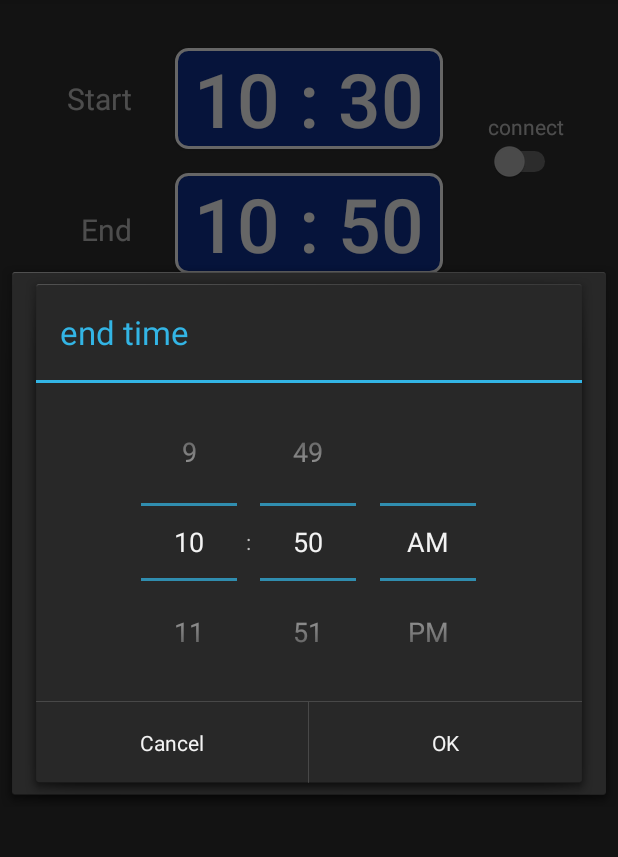
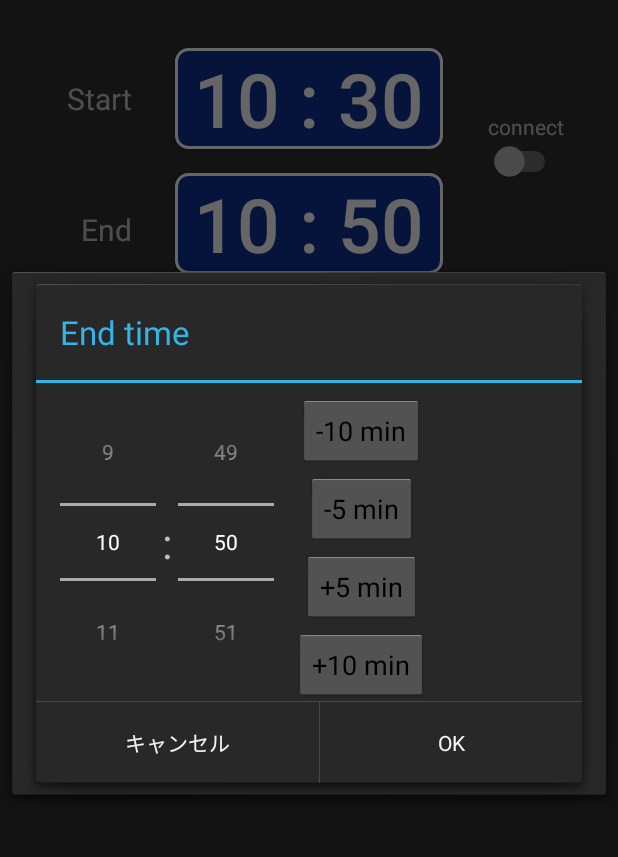
Before and after one commit to m-mememe/SleepyheadZ_Alarm, an Android app: the AlarmMenuActivity screen opened directly, with no data from a screen before it, after a tap on an icon or button, on a phone screen of 412 x 824 dp, the part 84-941 px from its top. Run offline under Robolectric (Android 15) with nearby library versions, the phone set to English and light mode, and no system bars; libraries missing offline, so code that uses them is left out: com.niked4.wings, io.realm, io.realm.kotlin; 1 statement that could not run was skipped; 1 other tap on this screen came first.

Commit message:
時間変更ダイアログをカスタマイズ 自作のMyTimePickerDialogFragmentを作成し、5,10分の増減をボタンで可能にした それと、HTTPリクエストに失敗した場合を例外処理して落ちないように変更

```diff
--- a/app/build.gradle
+++ b/app/build.gradle
@@ -32,6 +32,7 @@ dependencies {
     implementation 'androidx.core:core-ktx:1.0.2'
     implementation 'androidx.constraintlayout:constraintlayout:1.1.3'
     implementation 'io.realm:android-adapters:3.0.0'
+    implementation 'androidx.legacy:legacy-support-v4:1.0.0'
     testImplementation 'junit:junit:4.12'
     androidTestImplementation 'androidx.test:runner:1.1.1'
     androidTestImplementation 'androidx.test.espresso:espresso-core:3.1.1'
--- a/app/src/main/java/com/niked4/wings/android/sleepyheadzAlarm/AlarmMenuActivity.kt
+++ b/app/src/main/java/com/niked4/wings/android/sleepyheadzAlarm/AlarmMenuActivity.kt
@@ -18,7 +18,6 @@ import java.util.*
 class AlarmMenuActivity : AppCompatActivity() {
     private lateinit var realm: Realm
     private val maxAlarmTime = 180
-    private val MEDIA_SELECT = 100
     private val ma = MainActivity()
 
     //アラームのパラメータ
@@ -31,6 +30,9 @@ class AlarmMenuActivity : AppCompatActivity() {
 
     //アラーム新規作成時の一回目の時間変更のみconnectをONにするためのフラグ
     private var _firstFlag = false
+
+    //リクエストコード
+    private val MEDIA_SELECT = 100
 
     override fun onCreate(savedInstanceState: Bundle?) {
         super.onCreate(savedInstanceState)
@@ -110,52 +112,12 @@ class AlarmMenuActivity : AppCompatActivity() {
     //ボタン設定
     //開始時間（時間）を変更
     fun setStartTime(view: View) {
-        val fragment = TimePickerDialogFragment()
-        val args = Bundle()
-        val connectSwitch = this.sw_connect.isChecked
-        val startTimeText = this.bt_start_time.text.toString()
-        val endTimeText = this.bt_end_time.text.toString()
-        val startTimeArray = startTimeText.split(":")
-        val endTimeArray = endTimeText.split(":")
-        args.putString("which", "start")
-        args.putBoolean("connect", connectSwitch)
-        args.putInt("startHour", startTimeArray[0].trim().toInt())
-        args.putInt("startMinute", startTimeArray[1].trim().toInt())
-        args.putInt("endHour", endTimeArray[0].trim().toInt())
-        args.putInt("endMinute", endTimeArray[1].trim().toInt())
-        fragment.arguments = args
-        fragment.show(supportFragmentManager, "timePicker")
-
-        //アラーム新規作成時で初回時間変更後にconnectをOFFにする
-        if(_firstFlag){
-            findViewById<Switch>(R.id.sw_connect).isChecked = false
-            _firstFlag = false
-        }
+        showMyTimePickerFragment("start")
     }
 
     //終了時間を変更
     fun setEndTime(view: View){
-        val fragment = TimePickerDialogFragment()
-        val args = Bundle()
-        val connectSwitch = this.sw_connect.isChecked
-        val startTimeText = this.bt_start_time.text.toString()
-        val endTimeText = this.bt_end_time.text.toString()
-        val startTimeArray = startTimeText.split(":")
-        val endTimeArray = endTimeText.split(":")
-        args.putString("which", "end")
-        args.putBoolean("connect", connectSwitch)
-        args.putInt("startHour", startTimeArray[0].trim().toInt())
-        args.putInt("startMinute", startTimeArray[1].trim().toInt())
-        args.putInt("endHour", endTimeArray[0].trim().toInt())
-        args.putInt("endMinute", endTimeArray[1].trim().toInt())
-        fragment.arguments = args
-        fragment.show(supportFragmentManager, "timePicker")
-
-        //アラーム新規作成時で初回時間変更後にconnectをOFFにする
-        if(_firstFlag){
-            findViewById<Switch>(R.id.sw_connect).isChecked = false
-            _firstFlag = false
-        }
+        showMyTimePickerFragment("end")
     }
 
     fun setCountButton(view: View){
@@ -262,6 +224,31 @@ class AlarmMenuActivity : AppCompatActivity() {
         finish()
     }
 
+    //時間のダイアログ呼び出し、whichにはstartかendを入れる
+    private fun showMyTimePickerFragment(which: String){
+        val fragment = MyTimePickerDialogFragment()
+        val args = Bundle()
+        val connectSwitch = this.sw_connect.isChecked
+        val startTimeText = this.bt_start_time.text.toString()
+        val endTimeText = this.bt_end_time.text.toString()
+        val startTimeArray = startTimeText.split(":")
+        val endTimeArray = endTimeText.split(":")
+        args.putString("which", which)
+        args.putBoolean("connect", connectSwitch)
+        args.putInt("startHour", startTimeArray[0].trim().toInt())
+        args.putInt("startMinute", startTimeArray[1].trim().toInt())
+        args.putInt("endHour", endTimeArray[0].trim().toInt())
+        args.putInt("endMinute", endTimeArray[1].trim().toInt())
+        fragment.arguments = args
+        fragment.show(supportFragmentManager, "timePicker")
+
+        //アラーム新規作成時で初回時間変更後にconnectをOFFにする
+        if(_firstFlag){
+            findViewById<Switch>(R.id.sw_connect).isChecked = false
+            _firstFlag = false
+        }
+    }
+
     //補助的な関数
     //見やすいように文字列を調節、半角スペース2つで数字1文字分
     fun arrangeNumericString(startHour: Int, startMinute: Int, endHour: Int, endMinute: Int): Pair<String, String>{
--- /dev/null
+++ b/app/src/main/java/com/niked4/wings/android/sleepyheadzAlarm/MyTimePickerDialogFragment.kt
@@ -0,0 +1,166 @@
+package com.niked4.wings.android.sleepyheadzAlarm
+
+
+import android.app.AlertDialog
+import android.app.Dialog
+import android.content.DialogInterface
+import android.os.Bundle
+import android.util.Log
+import android.view.LayoutInflater
+import android.view.View
+import android.widget.Button
+import android.widget.NumberPicker
+import androidx.fragment.app.DialogFragment
+import kotlinx.android.synthetic.main.activity_menu_timer.*
+import java.util.*
+
+class MyTimePickerDialogFragment : DialogFragment() {
+    private var alarmTime = 0
+    private lateinit var hour: NumberPicker
+    private lateinit var minute: NumberPicker
+
+    override fun onCreateDialog(savedInstanceState: Bundle?): Dialog {
+        val inflater = LayoutInflater.from(activity)
+        val view = inflater.inflate(R.layout.fragment_my_time_picker_dialog, null)
+        val c = Calendar.getInstance()
+        val which = arguments?.getString("which")
+        val startHour = arguments?.getInt("startHour") ?: c.get(Calendar.HOUR_OF_DAY)
+        val startMinute = arguments?.getInt("startMinute") ?: c.get(Calendar.MINUTE)
+        val endHour = arguments?.getInt("endHour") ?: c.get(Calendar.HOUR_OF_DAY)
+        val endMinute = arguments?.getInt("endMinute") ?: c.get(Calendar.MINUTE)
+
+        //時間の設定
+        hour = view.findViewById(R.id.np_hour)
+        minute = view.findViewById(R.id.np_minute)
+        hour.minValue = 0
+        hour.maxValue = 23
+        minute.minValue = 0
+        minute.maxValue = 59
+        minute.setOnValueChangedListener(MinuteValueChangedListener())
+        alarmTime = (endHour * 60 + endMinute - (startHour * 60 + startMinute) + 24 * 60) % (24 * 60)
+        if(which == "start") {
+            hour.value = startHour
+            minute.value = startMinute
+        }
+        else if(which == "end") {
+            hour.value = endHour
+            minute.value = endMinute
+            alarmTime = (endHour * 60 + endMinute - (startHour * 60 + startMinute) + 24 * 60) % (24 * 60)
+        }
+
+        //ボタンの設定
+        val btMinus10 = view.findViewById<Button>(R.id.bt_minus10)
+        val btMinus5 = view.findViewById<Button>(R.id.bt_minus5)
+        val btPlus5 = view.findViewById<Button>(R.id.bt_plus5)
+        val btPlus10 = view.findViewById<Button>(R.id.bt_plus10)
+        btMinus10.setOnClickListener(OnMinus10ClickListener())
+        btMinus5.setOnClickListener(OnMinus5ClickListener())
+        btPlus5.setOnClickListener(OnPlus5ClickListener())
+        btPlus10.setOnClickListener(OnPlus10ClickListener())
+
+        //ダイアログ表示
+        val builder = AlertDialog.Builder(activity, R.style.DialogTheme)
+            .setTitle("${which?.capitalize()} time")
+            .setView(view)
+            .setPositiveButton(R.string.np_dialog_ok, DialogClickListener())
+            .setNegativeButton(R.string.np_dialog_ng , DialogClickListener())
+        val dialog = builder.create()
+        return dialog
+    }
+
+    private inner class MinuteValueChangedListener : NumberPicker.OnValueChangeListener{
+        override fun onValueChange(picker: NumberPicker?, oldVal: Int, newVal: Int) {
+            //0分よりも時間を減らした場合
+            if((oldVal == 0) and (newVal == 59)){
+                hour.value -= 1
+                if(hour.value == -1){
+                    hour.value = 23
+                }
+            }
+            //59分よりも時間を増やした場合
+            else if((oldVal == 59) and (newVal == 0)){
+                hour.value += 1
+                if(hour.value == 24){
+                    hour.value = 0
+                }
+            }
+        }
+    }
+
+    private inner class OnMinus10ClickListener : View.OnClickListener{
+        override fun onClick(v: View?) {
+            //0分よりも時間を減らした場合は1時間戻す
+            if(minute.value < 10){
+                hour.value -= 1
+            }
+            minute.value -= 10
+        }
+    }
+
+    private inner class OnMinus5ClickListener : View.OnClickListener{
+        override fun onClick(v: View?) {
+            //0分よりも時間を減らした場合は1時間戻す
+            if(minute.value < 5){
+                hour.value -= 1
+            }
+            minute.value -= 5
+        }
+    }
+
+    private inner class OnPlus5ClickListener : View.OnClickListener{
+        override fun onClick(v: View?) {
+            //59分よりも時間を増やした場合は1時間進める
+            if(minute.value >= 55){
+                hour.value += 1
+            }
+            minute.value += 5
+        }
+    }
+
+    private inner class OnPlus10ClickListener : View.OnClickListener{
+        override fun onClick(v: View?) {
+            //59分よりも時間を増やした場合は1時間進める
+            if(minute.value >= 50){
+                hour.value += 1
+            }
+            minute.value += 10
+        }
+    }
+
+    private inner class DialogClickListener : DialogInterface.OnClickListener{
+        override fun onClick(dialog: DialogInterface?, whichButton: Int) {
+            when(whichButton){
+                DialogInterface.BUTTON_POSITIVE ->{
+                    //キーを元に開始時間の変更か終了時間の変更かを決定
+                    val alarmMenuActivity = activity as AlarmMenuActivity
+                    val which = arguments?.getString("which")
+                    val connect = arguments?.getBoolean("connect")
+                    val _hour = hour.value
+                    val _minute = minute.value
+                    //start選択時
+                    if(which == "start") {
+                        val endHour = ((_hour * 60 + _minute + alarmTime) / 60) % 24
+                        val endMinute = (_hour * 60 + _minute + alarmTime) % 60
+                        val (startTime, endTime) = alarmMenuActivity.arrangeNumericString(_hour, _minute, endHour, endMinute)
+                        alarmMenuActivity.bt_start_time.text = " $startTime "
+                        //コネクトスイッチがONだったらもう片方も修正
+                        if(connect == true){
+                            alarmMenuActivity.bt_end_time.text = " $endTime "
+                        }
+                    }
+                    //end選択時
+                    else if(which == "end") {
+                        val startHour = ((_hour * 60 + _minute - alarmTime + 24 * 60) / 60) % 24
+                        val startMinute = (_hour * 60 + _minute - alarmTime + 60) % 60
+                        val (startTime, endTime) = alarmMenuActivity.arrangeNumericString(startHour, startMinute, _hour, _minute)
+                        alarmMenuActivity.bt_end_time.text = " $endTime "
+                        //コネクトスイッチがONだったらもう片方も修正
+                        if(connect == true){
+                            alarmMenuActivity.bt_start_time.text = " $startTime "
+                        }
+                    }
+                }
+            }
+        }
+    }
+}
--- a/app/src/main/java/com/niked4/wings/android/sleepyheadzAlarm/NumberPickerDialogFragment.kt
+++ b/app/src/main/java/com/niked4/wings/android/sleepyheadzAlarm/NumberPickerDialogFragment.kt
@@ -17,19 +17,18 @@ class NumberPickerDialogFragment : DialogFragment(){
     override fun onCreateDialog(savedInstanceState: Bundle?): Dialog {
         val inflater = LayoutInflater.from(activity)
         val view = inflater.inflate(R.layout.fragment_number_picker_dialog, null)
-        numPicker = view.findViewById<NumberPicker>(R.id.np_count)
+        numPicker = view.findViewById(R.id.np_count)
         val count = arguments?.getInt("count")
         //min,maxの後にvalueをセットしないとならない
         numPicker.minValue = 2
         numPicker.maxValue = 30
         numPicker.value = count ?: 0
 
-        val builder = AlertDialog.Builder(activity)
+        val builder = AlertDialog.Builder(activity, R.style.DialogTheme)
             .setTitle(R.string.np_dialog_title)
             .setView(view)
             .setPositiveButton(R.string.np_dialog_ok, DialogClickListener())
             .setNegativeButton(R.string.np_dialog_ng, DialogClickListener())
-
         val dialog = builder.create()
         return dialog
     }
--- a/app/src/main/java/com/niked4/wings/android/sleepyheadzAlarm/TimePickerDialogFragment.kt
+++ /dev/null
@@ -1,71 +0,0 @@
-package com.niked4.wings.android.sleepyheadzAlarm
-
-import android.app.AlertDialog
-import android.app.Dialog
-import android.app.TimePickerDialog
-import android.os.Bundle
-import android.text.format.DateFormat
-import android.widget.TimePicker
-import androidx.fragment.app.DialogFragment
-import kotlinx.android.synthetic.main.activity_menu_timer.*
-import java.util.*
-
-class TimePickerDialogFragment : DialogFragment(), TimePickerDialog.OnTimeSetListener{
-    private var alert: AlertDialog.Builder? = null
-    private var alarmTime = 0
-
-    override fun onCreateDialog(savedInstanceState: Bundle?): Dialog {
-        //デフォルト値を設定されている時間に、新規設定の場合は現在時刻をセット
-        val which = arguments?.getString("which")
-        val c = Calendar.getInstance()
-        var hour = 0
-        var minute = 0
-        if(which == "start") {
-            hour = arguments?.getInt("startHour") ?: c.get(Calendar.HOUR_OF_DAY)
-            minute = arguments?.getInt("startMinute") ?: c.get(Calendar.MINUTE)
-            val subHour = arguments?.getInt("endHour") ?: c.get(Calendar.HOUR_OF_DAY)
-            val subMinute = arguments?.getInt("endMinute") ?: c.get(Calendar.HOUR_OF_DAY)
-            alarmTime = (subHour * 60 + subMinute - (hour * 60 + minute) + 24 * 60) % (24 * 60)
-        }
-        else if(which == "end") {
-            hour = arguments?.getInt("endHour") ?: c.get(Calendar.HOUR_OF_DAY)
-            minute = arguments?.getInt("endMinute") ?: c.get(Calendar.MINUTE)
-            val subHour = arguments?.getInt("startHour") ?: c.get(Calendar.HOUR_OF_DAY)
-            val subMinute = arguments?.getInt("startMinute") ?: c.get(Calendar.HOUR_OF_DAY)
-            alarmTime = (hour * 60 + minute - (subHour * 60 + subMinute) + 24 * 60) % (24 * 60)
-        }
-        val tpd = TimePickerDialog(activity as AlarmMenuActivity?,
-            android.R.style.Theme_Holo_Dialog, this, hour, minute, DateFormat.is24HourFormat(activity))
-        tpd.setTitle("$which time")
-        return tpd
-    }
-
-    override fun onTimeSet(view: TimePicker, hourOfDay: Int, minute: Int){
-        //キーを元に開始時間の変更か終了時間の変更かを決定
-        val timerMenuActivity = activity as AlarmMenuActivity
-        val which =arguments?.getString("which")
-        val connect = arguments?.getBoolean("connect")
-        //start選択時
-        if(which == "start") {
-            val endHour = ((hourOfDay * 60 + minute + alarmTime) / 60) % 24
-            val endMinute = (hourOfDay * 60 + minute + alarmTime) % 60
-            val (startTime, endTime) = timerMenuActivity.arrangeNumericString(hourOfDay, minute, endHour, endMinute)
-            timerMenuActivity.bt_start_time.text = " $startTime "
-            //コネクトスイッチがONだったらもう片方も修正
-            if(connect == true){
-                timerMenuActivity.bt_end_time.text = " $endTime "
-            }
-        }
-        //end選択時
-        else if(which == "end") {
-            val startHour = ((hourOfDay * 60 + minute - alarmTime + 24 * 60) / 60) % 24
-            val startMinute = (hourOfDay * 60 + minute - alarmTime + 60) % 60
-            val (startTime, endTime) = timerMenuActivity.arrangeNumericString(startHour, startMinute, hourOfDay, minute)
-            timerMenuActivity.bt_end_time.text = " $endTime "
-            //コネクトスイッチがONだったらもう片方も修正
-            if(connect == true){
-                timerMenuActivity.bt_start_time.text = " $startTime "
-            }
-        }
-    }
-}
--- /dev/null
+++ b/app/src/main/res/layout/fragment_my_time_picker_dialog.xml
@@ -0,0 +1,80 @@
+<?xml version="1.0" encoding="utf-8"?>
+<androidx.constraintlayout.widget.ConstraintLayout xmlns:android="http://schemas.android.com/apk/res/android"
+    xmlns:app="http://schemas.android.com/apk/res-auto"
+    xmlns:tools="http://schemas.android.com/tools"
+    android:layout_width="match_parent"
+    android:layout_height="match_parent">
+
+    <NumberPicker
+        android:id="@+id/np_hour"
+        android:layout_width="wrap_content"
+        android:layout_height="wrap_content"
+        android:layout_marginStart="16dp"
+        app:layout_constraintBottom_toBottomOf="@+id/bt_plus10"
+        app:layout_constraintStart_toStartOf="parent"
+        app:layout_constraintTop_toTopOf="parent" />
+
+    <NumberPicker
+        android:id="@+id/np_minute"
+        android:layout_width="wrap_content"
+        android:layout_height="wrap_content"
+        android:layout_marginStart="4dp"
+        app:layout_constraintBottom_toBottomOf="@+id/np_hour"
+        app:layout_constraintStart_toEndOf="@+id/textView"
+        app:layout_constraintTop_toTopOf="@+id/np_hour" />
+
+    <TextView
+        android:id="@+id/textView"
+        android:layout_width="wrap_content"
+        android:layout_height="wrap_content"
+        android:layout_marginStart="4dp"
+        android:text=":"
+        android:textSize="28sp"
+        app:layout_constraintBottom_toBottomOf="@+id/np_hour"
+        app:layout_constraintStart_toEndOf="@+id/np_hour"
+        app:layout_constraintTop_toTopOf="@+id/np_hour" />
+
+    <Button
+        android:id="@+id/bt_minus5"
+        style="@android:style/Widget.Holo.Light.Button"
+        android:layout_width="wrap_content"
+        android:layout_height="wrap_content"
+        android:layout_marginTop="4dp"
+        android:text="-5 min"
+        app:layout_constraintEnd_toEndOf="@+id/bt_minus10"
+        app:layout_constraintStart_toStartOf="@+id/bt_minus10"
+        app:layout_constraintTop_toBottomOf="@+id/bt_minus10" />
+
+    <Button
+        android:id="@+id/bt_plus5"
+        style="@android:style/Widget.Holo.Light.Button"
+        android:layout_width="wrap_content"
+        android:layout_height="wrap_content"
+        android:layout_marginTop="4dp"
+        android:text="+5 min"
+        app:layout_constraintEnd_toEndOf="@+id/bt_minus10"
+        app:layout_constraintStart_toStartOf="@+id/bt_minus10"
+        app:layout_constraintTop_toBottomOf="@+id/bt_minus5" />
+
+    <Button
+        android:id="@+id/bt_minus10"
+        style="@android:style/Widget.Holo.Light.Button"
+        android:layout_width="wrap_content"
+        android:layout_height="wrap_content"
+        android:layout_marginStart="16dp"
+        android:layout_marginTop="8dp"
+        android:text="-10 min"
+        app:layout_constraintStart_toEndOf="@+id/np_minute"
+        app:layout_constraintTop_toTopOf="parent" />
+
+    <Button
+        android:id="@+id/bt_plus10"
+        style="@android:style/Widget.Holo.Light.Button"
+        android:layout_width="wrap_content"
+        android:layout_height="wrap_content"
+        android:layout_marginTop="4dp"
+        android:text="+10 min"
+        app:layout_constraintEnd_toEndOf="@+id/bt_minus10"
+        app:layout_constraintStart_toStartOf="@+id/bt_minus10"
+        app:layout_constraintTop_toBottomOf="@+id/bt_plus5" />
+</androidx.constraintlayout.widget.ConstraintLayout>
--- a/app/src/main/res/values/strings.xml
+++ b/app/src/main/res/values/strings.xml
@@ -32,7 +32,7 @@
     <string name="tv_weather_search">はい</string>
 
     <!-- NumberPickerDialogFragment -->
-    <string name="np_dialog_title">Count</string>
+    <string name="np_dialog_title">count</string>
     <string name="np_dialog_ok">OK</string>
     <string name="np_dialog_ng">キャンセル</string>
 
@@ -46,4 +46,7 @@
     <string name="setting_sort_key_summary">アラーム表示のソート方法を変更するよ</string>
     <string name="setting_living_area_title">居住地</string>
     <string name="setting_living_area_summary">天気予報の地域を変更するよ</string>
+
+    <!-- TODO: Remove or change this placeholder text -->
+    <string name="hello_blank_fragment">Hello blank fragment</string>
 </resources>
--- a/app/src/main/res/values/styles.xml
+++ b/app/src/main/res/values/styles.xml
@@ -13,4 +13,7 @@
         <item name="colorControlActivated">#21c1ff</item>
     </style>
 
+    <style name="DialogTheme" parent="android:Theme.Holo.Dialog">
+        <item name="colorAccent">@color/colorPrimaryDark</item>
+    </style>
 </resources>
```
Also changed, not shown: app/src/main/java/com/niked4/wings/android/sleepyheadzAlarm/PlayMusicActivity.kt (+17 -4 lines), app/src/main/java/com/niked4/wings/android/sleepyheadzAlarm/PlayMusicService.kt (+2 -6 lines).
